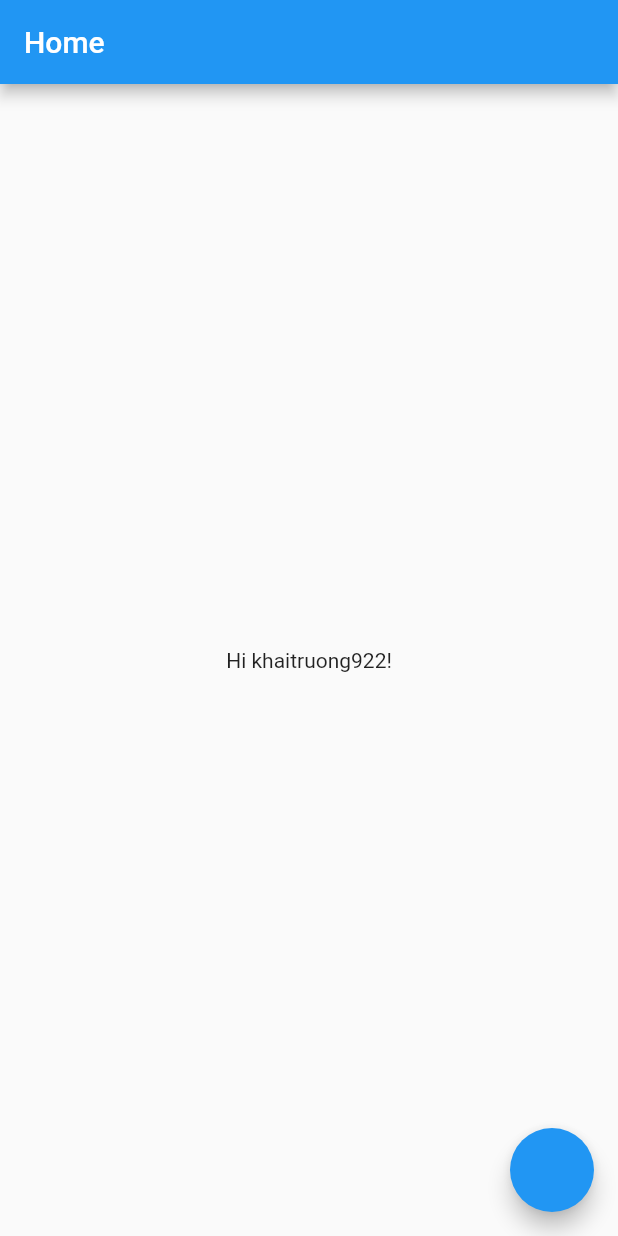
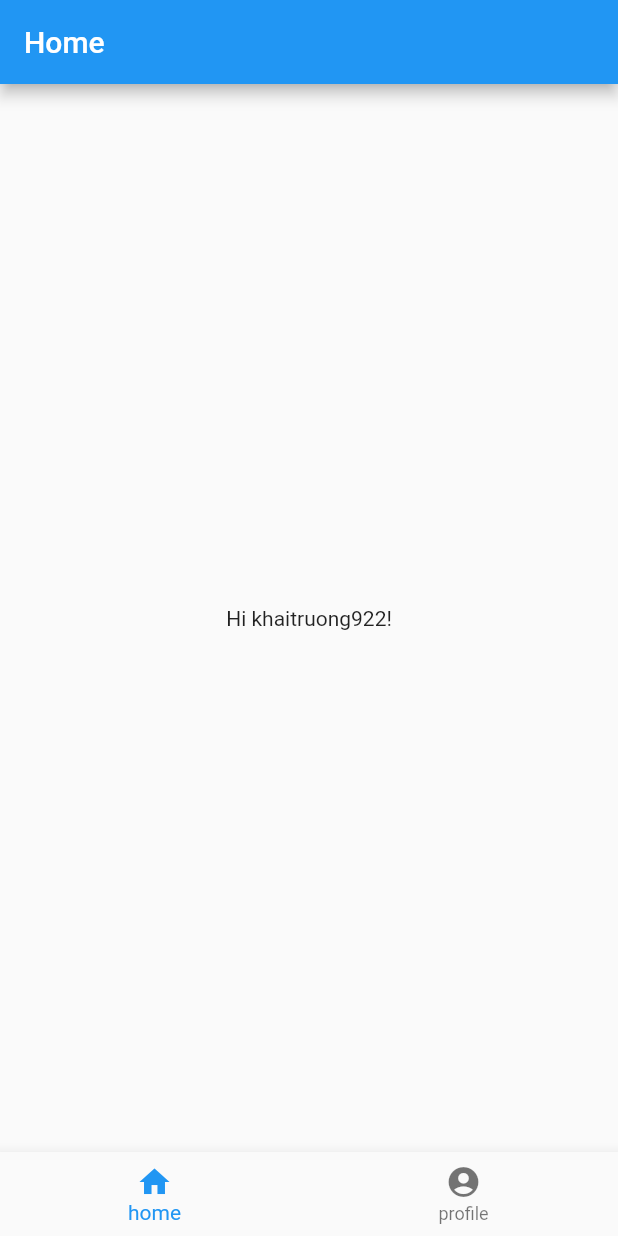
Before and after one commit to RamenTeam/ramen, a Flutter app: the screen it shows after launch, on a phone screen of 412 x 824 dp. Run offline on Flutter 3.47's test engine with Material 2 defaults, Android fonts, the phone set to English and light mode, and no system bars; our stand-ins replace flutter_spinkit.

Commit message:
bottom navigation bar

```diff
--- a/noodle/lib/screens/home.dart
+++ b/noodle/lib/screens/home.dart
@@ -23,10 +23,17 @@ class _HomeState extends State<Home> {
         body: Center(
           child: Text('Hi $username!'),
         ),
-        floatingActionButton: FloatingActionButton(
-          onPressed: () {
-            Navigator.pushReplacement(context, getRoute(Loading()));
-          },
+        // floatingActionButton: FloatingActionButton(
+        //   onPressed: () {
+        //     Navigator.pushReplacement(context, getRoute(Profile()));
+        //   },
+        // ),
+        bottomNavigationBar: BottomNavigationBar(
+          items: <BottomNavigationBarItem>[
+            BottomNavigationBarItem(icon: Icon(Icons.home), label: 'home'),
+            BottomNavigationBarItem(
+                icon: Icon(Icons.account_circle), label: 'profile')
+          ],
         ),
       ),
     );
```
